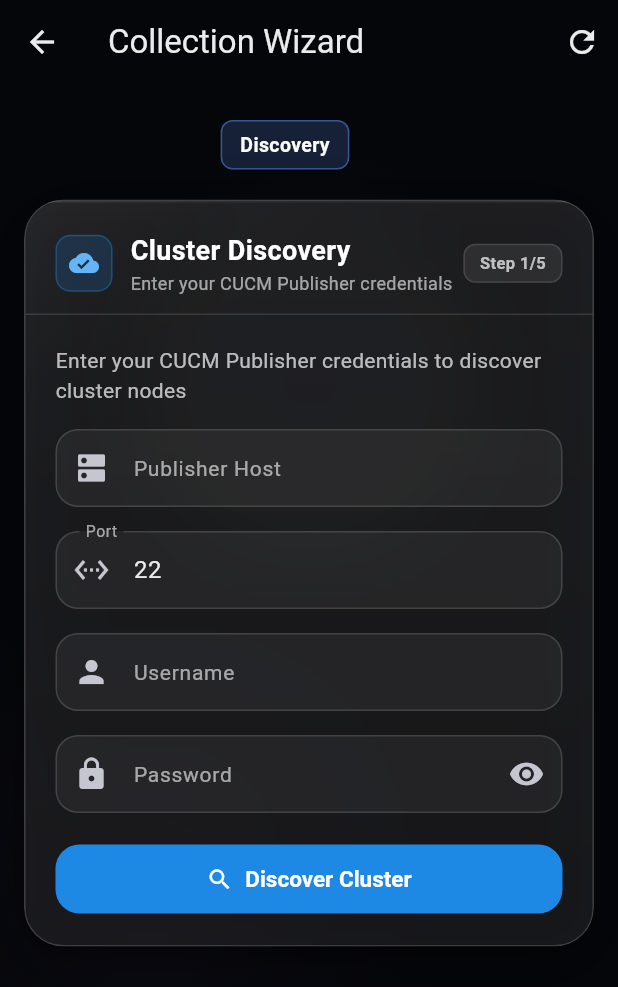
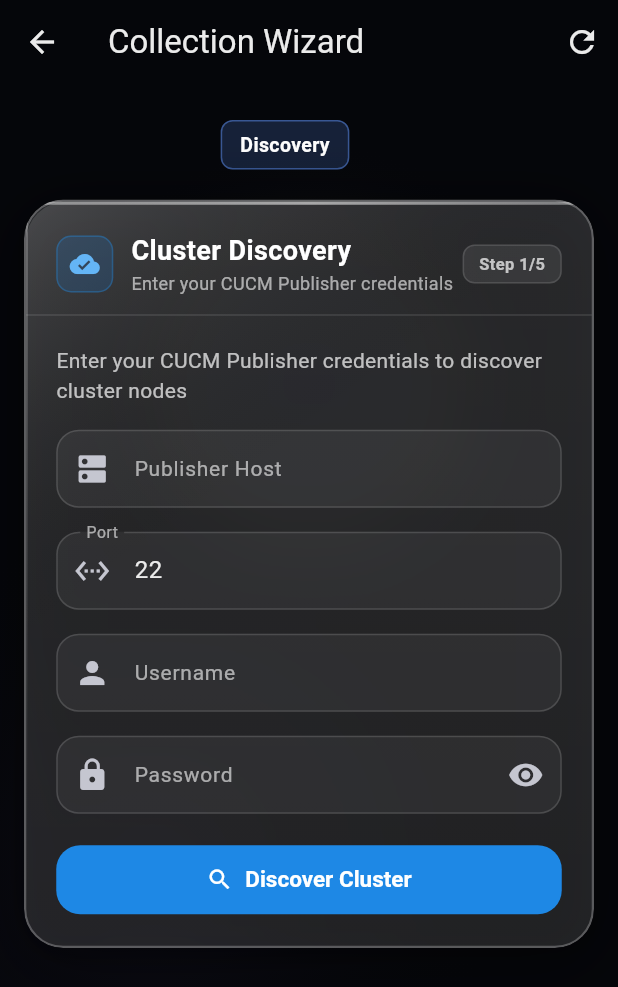
Before and after one commit to ozzuworld/cisco-frontend, a Flutter app: the CollectionWizardScreen screen opened directly, on a phone screen of 412 x 824 dp. Shown: the top 987 px of the screen. Run offline on Flutter 3.47's test engine with Material 3 defaults, Android fonts, the phone set to English and light mode, and no system bars; our stand-ins replace dio, flutter_secure_storage; accounts and stored records are empty.

Commit message:
fix: Make glass effect actually visible with bright edge highlights
- Increase glass fill opacity to 15-12% (was 10-8%)
- Brighten border to 25% opacity (was 16%)
- Add BRIGHT top edge highlight at 40-60% opacity
- Add left edge gradient highlight
- Increase diagonal sheen to 15% opacity
- Now looks like actual frosted glass with visible bright edges

```diff
--- a/lib/src/ui/glass_card.dart
+++ b/lib/src/ui/glass_card.dart
@@ -102,44 +102,68 @@ class GlassCard extends StatelessWidget {
           child: Container(
             decoration: BoxDecoration(
               borderRadius: effectiveBorderRadius,
-              // FE-UI-048: Outer border - white 14-18%
+              // BRIGHT visible border for glass effect
               border: Border.all(
-                color: Colors.white.withOpacity(DesignTokens.glassBorderOpacity),
-                width: 1,
+                color: Colors.white.withOpacity(0.25),
+                width: 1.5,
               ),
-              // FE-UI-048: Glass fill with vertical gradient (top brighter)
+              // Translucent glass fill - lighter for visibility
               gradient: LinearGradient(
                 begin: Alignment.topCenter,
                 end: Alignment.bottomCenter,
                 colors: [
-                  Colors.white.withOpacity(DesignTokens.glassFillOpacityFocus),
-                  Colors.white.withOpacity(DesignTokens.glassFillOpacity),
+                  Colors.white.withOpacity(0.15),
+                  Colors.white.withOpacity(0.12),
                 ],
               ),
             ),
             child: Stack(
               children: [
-                // FE-UI-048: Inner highlight rim (top edge stronger)
+                // BRIGHT top edge highlight - this is what makes it look like glass
                 Positioned(
                   top: 0,
                   left: 0,
                   right: 0,
                   child: Container(
-                    height: 1,
+                    height: 2,
                     decoration: BoxDecoration(
+                      borderRadius: BorderRadius.only(
+                        topLeft: Radius.circular(effectiveBorderRadius.topLeft.x),
+                        topRight: Radius.circular(effectiveBorderRadius.topRight.x),
+                      ),
                       gradient: LinearGradient(
                         begin: Alignment.centerLeft,
                         end: Alignment.centerRight,
                         colors: [
-                          Colors.white.withOpacity(DesignTokens.glassHighlightOpacity),
-                          Colors.white.withOpacity(DesignTokens.glassHighlightOpacity * 0.5),
-                          Colors.white.withOpacity(DesignTokens.glassHighlightOpacity),
+                          Colors.white.withOpacity(0.4),
+                          Colors.white.withOpacity(0.6),
+                          Colors.white.withOpacity(0.4),
                         ],
                       ),
                     ),
                   ),
                 ),
-                // FE-UI-048: Optional subtle specular sheen (diagonal)
+                // Left edge highlight
+                Positioned(
+                  top: 0,
+                  left: 0,
+                  bottom: 0,
+                  child: Container(
+                    width: 1,
+                    decoration: BoxDecoration(
+                      gradient: LinearGradient(
+                        begin: Alignment.topCenter,
+                        end: Alignment.bottomCenter,
+                        colors: [
+                          Colors.white.withOpacity(0.3),
+                          Colors.white.withOpacity(0.1),
+                          Colors.transparent,
+                        ],
+                      ),
+                    ),
+                  ),
+                ),
+                // Diagonal sheen
                 Positioned.fill(
                   child: ClipRRect(
                     borderRadius: effectiveBorderRadius,
@@ -149,11 +173,11 @@ class GlassCard extends StatelessWidget {
                           begin: Alignment.topLeft,
                           end: Alignment.bottomRight,
                           colors: [
-                            Colors.white.withOpacity(0.04),
+                            Colors.white.withOpacity(0.15),
                             Colors.transparent,
                             Colors.transparent,
                           ],
-                          stops: const [0.0, 0.3, 1.0],
+                          stops: const [0.0, 0.4, 1.0],
                         ),
                       ),
                     ),
```
